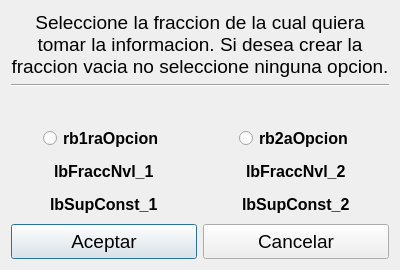
Old version of the form master/funciones/consulta/fusion_dialog_base.ui in the repository dignacio/python.
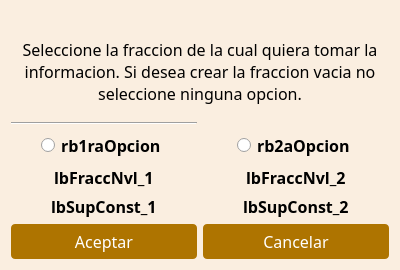
New version of the form.

The edit to the form file:
```diff
--- a/master/funciones/consulta/fusion_dialog_base.ui
+++ b/master/funciones/consulta/fusion_dialog_base.ui
@@ -25,41 +25,58 @@
   <property name="windowTitle">
    <string>Fusion de Fracciones</string>
   </property>
+  <property name="styleSheet">
+   <string notr="true">QDialog{
+background : rgb(250,238,224);
+}</string>
+  </property>
   <layout class="QGridLayout" name="gridLayout">
-   <item row="1" column="0" colspan="2">
-    <widget class="Line" name="line">
-     <property name="orientation">
-      <enum>Qt::Horizontal</enum>
+   <item row="6" column="1" alignment="Qt::AlignHCenter">
+    <widget class="QLabel" name="lbSupConst_2">
+     <property name="font">
+      <font>
+       <family>Century Gothic</family>
+       <pointsize>12</pointsize>
+       <weight>75</weight>
+       <bold>true</bold>
+      </font>
      </property>
+     <property name="text">
+      <string>lbSupConst_2</string>
+     </property>
     </widget>
    </item>
-   <item row="6" column="0">
-    <widget class="QPushButton" name="btnAceptar">
-     <property name="minimumSize">
-      <size>
-       <width>0</width>
-       <height>35</height>
-      </size>
+   <item row="5" column="1" alignment="Qt::AlignHCenter">
+    <widget class="QLabel" name="lbFraccNvl_2">
+     <property name="font">
+      <font>
+       <family>Century Gothic</family>
+       <pointsize>12</pointsize>
+       <weight>75</weight>
+       <bold>true</bold>
+      </font>
      </property>
-     <property name="maximumSize">
-      <size>
-       <width>16777215</width>
-       <height>35</height>
-      </size>
+     <property name="text">
+      <string>lbFraccNvl_2</string>
      </property>
+    </widget>
+   </item>
+   <item row="6" column="0" alignment="Qt::AlignHCenter">
+    <widget class="QLabel" name="lbSupConst_1">
      <property name="font">
       <font>
-       <pointsize>14</pointsize>
-       <weight>50</weight>
-       <bold>false</bold>
+       <family>Century Gothic</family>
+       <pointsize>12</pointsize>
+       <weight>75</weight>
+       <bold>true</bold>
       </font>
      </property>
      <property name="text">
-      <string>Aceptar</string>
+      <string>lbSupConst_1</string>
      </property>
     </widget>
    </item>
-   <item row="6" column="1">
+   <item row="7" column="1">
     <widget class="QPushButton" name="btnCerrar">
      <property name="minimumSize">
       <size>
@@ -75,20 +92,37 @@
      </property>
      <property name="font">
       <font>
-       <pointsize>14</pointsize>
+       <family>Century Gothic</family>
+       <pointsize>12</pointsize>
        <weight>50</weight>
        <bold>false</bold>
       </font>
      </property>
+     <property name="styleSheet">
+      <string notr="true">QPushButton{
+background : rgb(174, 116, 0);
+color : rgb(255, 255, 255);
+border-radius : 4px;
+}
+QPushButton::hover{
+background : rgb(104, 69, 13);
+color : rgb(255, 255, 255);
+border-radius : 4px;
+}
+QPushButton:disabled {
+background: rgb(217, 217, 217)
+}</string>
+     </property>
      <property name="text">
       <string>Cancelar</string>
      </property>
     </widget>
    </item>
-   <item row="4" column="0" alignment="Qt::AlignHCenter">
+   <item row="5" column="0" alignment="Qt::AlignHCenter">
     <widget class="QLabel" name="lbFraccNvl_1">
      <property name="font">
       <font>
+       <family>Century Gothic</family>
        <pointsize>12</pointsize>
        <weight>75</weight>
        <bold>true</bold>
@@ -99,52 +133,75 @@
      </property>
     </widget>
    </item>
+   <item row="7" column="0">
+    <widget class="QPushButton" name="btnAceptar">
+     <property name="minimumSize">
+      <size>
+       <width>0</width>
+       <height>35</height>
+      </size>
+     </property>
+     <property name="maximumSize">
+      <size>
+       <width>16777215</width>
+       <height>35</height>
+      </size>
+     </property>
+     <property name="font">
+      <font>
+       <family>Century Gothic</family>
+       <pointsize>12</pointsize>
+       <weight>50</weight>
+       <bold>false</bold>
+      </font>
+     </property>
+     <property name="styleSheet">
+      <string notr="true">QPushButton{
+background : rgb(174, 116, 0);
+color : rgb(255, 255, 255);
+border-radius : 4px;
+}
+QPushButton::hover{
+background : rgb(104, 69, 13);
+color : rgb(255, 255, 255);
+border-radius : 4px;
+}
+QPushButton:disabled {
+background: rgb(217, 217, 217)
+}</string>
+     </property>
+     <property name="text">
+      <string>Aceptar</string>
+     </property>
+    </widget>
+   </item>
+   <item row="2" column="0" colspan="2">
+    <widget class="QLabel" name="label">
+     <property name="text">
+      <string/>
+     </property>
+    </widget>
+   </item>
+   <item row="4" column="0" alignment="Qt::AlignHCenter">
+    <widget class="QRadioButton" name="rb1raOpcion">
+     <property name="font">
+      <font>
+       <family>Century Gothic</family>
+       <pointsize>12</pointsize>
+       <weight>75</weight>
+       <bold>true</bold>
+      </font>
+     </property>
+     <property name="text">
+      <string>rb1raOpcion</string>
+     </property>
+    </widget>
+   </item>
    <item row="4" column="1" alignment="Qt::AlignHCenter">
-    <widget class="QLabel" name="lbFraccNvl_2">
-     <property name="font">
-      <font>
-       <pointsize>12</pointsize>
-       <weight>75</weight>
-       <bold>true</bold>
-      </font>
-     </property>
-     <property name="text">
-      <string>lbFraccNvl_2</string>
-     </property>
-    </widget>
-   </item>
-   <item row="5" column="0" alignment="Qt::AlignHCenter">
-    <widget class="QLabel" name="lbSupConst_1">
-     <property name="font">
-      <font>
-       <pointsize>12</pointsize>
-       <weight>75</weight>
-       <bold>true</bold>
-      </font>
-     </property>
-     <property name="text">
-      <string>lbSupConst_1</string>
-     </property>
-    </widget>
-   </item>
-   <item row="5" column="1" alignment="Qt::AlignHCenter">
-    <widget class="QLabel" name="lbSupConst_2">
-     <property name="font">
-      <font>
-       <pointsize>12</pointsize>
-       <weight>75</weight>
-       <bold>true</bold>
-      </font>
-     </property>
-     <property name="text">
-      <string>lbSupConst_2</string>
-     </property>
-    </widget>
-   </item>
-   <item row="3" column="1" alignment="Qt::AlignHCenter">
     <widget class="QRadioButton" name="rb2aOpcion">
      <property name="font">
       <font>
+       <family>Century Gothic</family>
        <pointsize>12</pointsize>
        <weight>75</weight>
        <bold>true</bold>
@@ -155,25 +212,31 @@
      </property>
     </widget>
    </item>
-   <item row="3" column="0" alignment="Qt::AlignHCenter">
-    <widget class="QRadioButton" name="rb1raOpcion">
-     <property name="font">
-      <font>
-       <pointsize>12</pointsize>
-       <weight>75</weight>
-       <bold>true</bold>
-      </font>
-     </property>
-     <property name="text">
-      <string>rb1raOpcion</string>
+   <item row="3" column="0">
+    <widget class="Line" name="line">
+     <property name="orientation">
+      <enum>Qt::Horizontal</enum>
      </property>
     </widget>
    </item>
-   <item row="0" column="0" colspan="2">
+   <item row="0" column="0" rowspan="2" colspan="2">
     <widget class="QLabel" name="label_2">
+     <property name="minimumSize">
+      <size>
+       <width>0</width>
+       <height>120</height>
+      </size>
+     </property>
+     <property name="maximumSize">
+      <size>
+       <width>16777215</width>
+       <height>240</height>
+      </size>
+     </property>
      <property name="font">
       <font>
-       <pointsize>14</pointsize>
+       <family>Century Gothic</family>
+       <pointsize>12</pointsize>
        <weight>50</weight>
        <bold>false</bold>
       </font>
```
Left out of the diff: 7 changed lines with no effect on the pictures.
